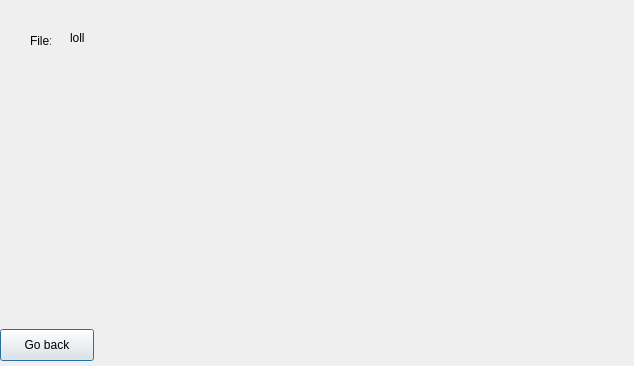
Qt form Helix/GUI/resultsdialog.ui (evertheylen/TA_TO) before a commit.
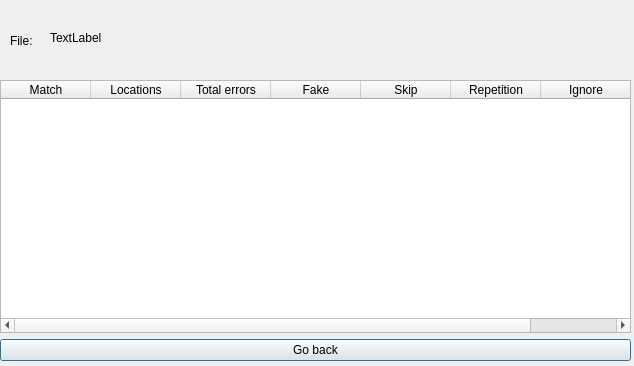
The same form after that commit. Icons and pictures are not drawn.

Commit message: Begin detailed results

```diff
--- a/Helix/GUI/resultsdialog.ui
+++ b/Helix/GUI/resultsdialog.ui
@@ -26,31 +26,12 @@
     <string/>
    </property>
   </widget>
-  <widget class="QLabel" name="label_2">
-   <property name="geometry">
-    <rect>
-     <x>550</x>
-     <y>0</y>
-     <width>81</width>
-     <height>51</height>
-    </rect>
-   </property>
-   <property name="text">
-    <string/>
-   </property>
-   <property name="pixmap">
-    <pixmap resource="logo.qrc">:/:/logos/HELIX2_negatief.png</pixmap>
-   </property>
-   <property name="scaledContents">
-    <bool>true</bool>
-   </property>
-  </widget>
   <widget class="QLabel" name="label_3">
    <property name="geometry">
     <rect>
-     <x>30</x>
+     <x>10</x>
      <y>20</y>
-     <width>21</width>
+     <width>31</width>
      <height>41</height>
     </rect>
    </property>
@@ -58,31 +39,82 @@
     <string>File: </string>
    </property>
   </widget>
-  <widget class="QLabel" name="File">
+  <widget class="QLabel" name="label_2">
    <property name="geometry">
     <rect>
-     <x>70</x>
+     <x>50</x>
      <y>30</y>
-     <width>59</width>
+     <width>91</width>
      <height>16</height>
     </rect>
    </property>
    <property name="text">
-    <string>loll</string>
+    <string>TextLabel</string>
    </property>
   </widget>
-  <widget class="QPushButton" name="gobackttomainfromresults">
+  <widget class="QWidget" name="">
    <property name="geometry">
     <rect>
      <x>0</x>
-     <y>329</y>
-     <width>94</width>
-     <height>32</height>
+     <y>80</y>
+     <width>631</width>
+     <height>281</height>
     </rect>
    </property>
-   <property name="text">
-    <string>Go back</string>
-   </property>
+   <layout class="QGridLayout" name="gridLayout">
+    <item row="0" column="0">
+     <widget class="QTableWidget" name="tableWidget">
+      <attribute name="horizontalHeaderDefaultSectionSize">
+       <number>90</number>
+      </attribute>
+      <attribute name="horizontalHeaderMinimumSectionSize">
+       <number>20</number>
+      </attribute>
+      <column>
+       <property name="text">
+        <string>Match</string>
+       </property>
+      </column>
+      <column>
+       <property name="text">
+        <string>Locations</string>
+       </property>
+      </column>
+      <column>
+       <property name="text">
+        <string>Total errors</string>
+       </property>
+      </column>
+      <column>
+       <property name="text">
+        <string>Fake</string>
+       </property>
+      </column>
+      <column>
+       <property name="text">
+        <string>Skip</string>
+       </property>
+      </column>
+      <column>
+       <property name="text">
+        <string>Repetition</string>
+       </property>
+      </column>
+      <column>
+       <property name="text">
+        <string>Ignore</string>
+       </property>
+      </column>
+     </widget>
+    </item>
+    <item row="1" column="0">
+     <widget class="QPushButton" name="gobackttomainfromresults">
+      <property name="text">
+       <string>Go back</string>
+      </property>
+     </widget>
+    </item>
+   </layout>
   </widget>
  </widget>
  <resources>
```
Left out of the diff: 4 changed lines with no effect on the pictures. The commit also changes 1 other file.
